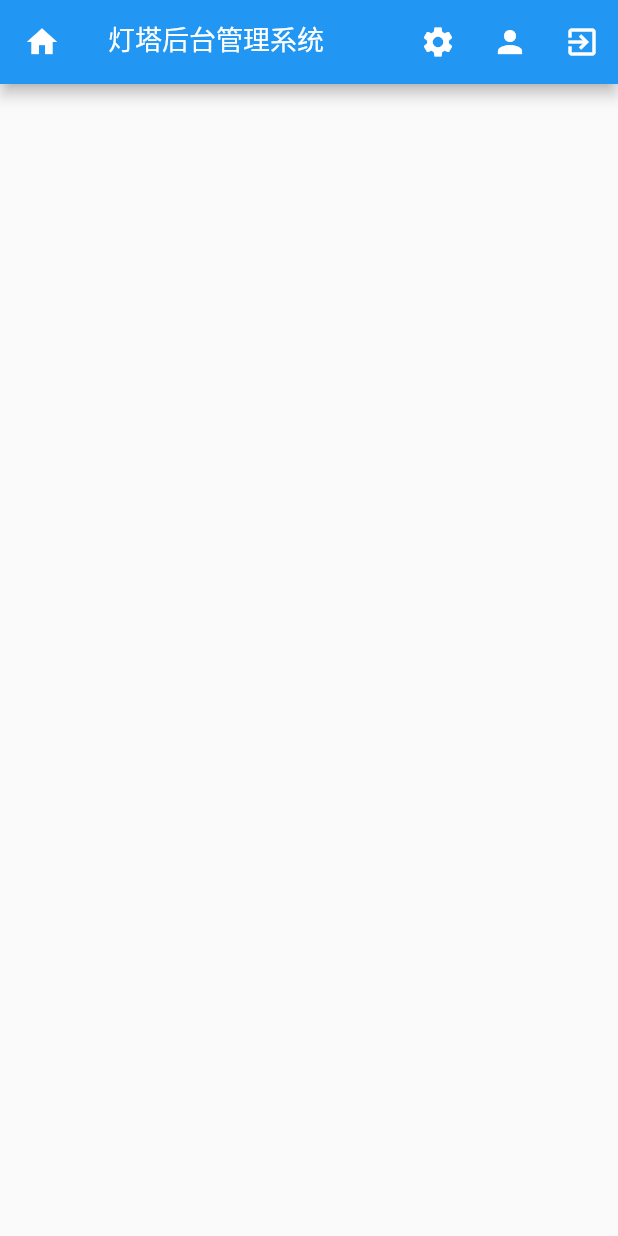
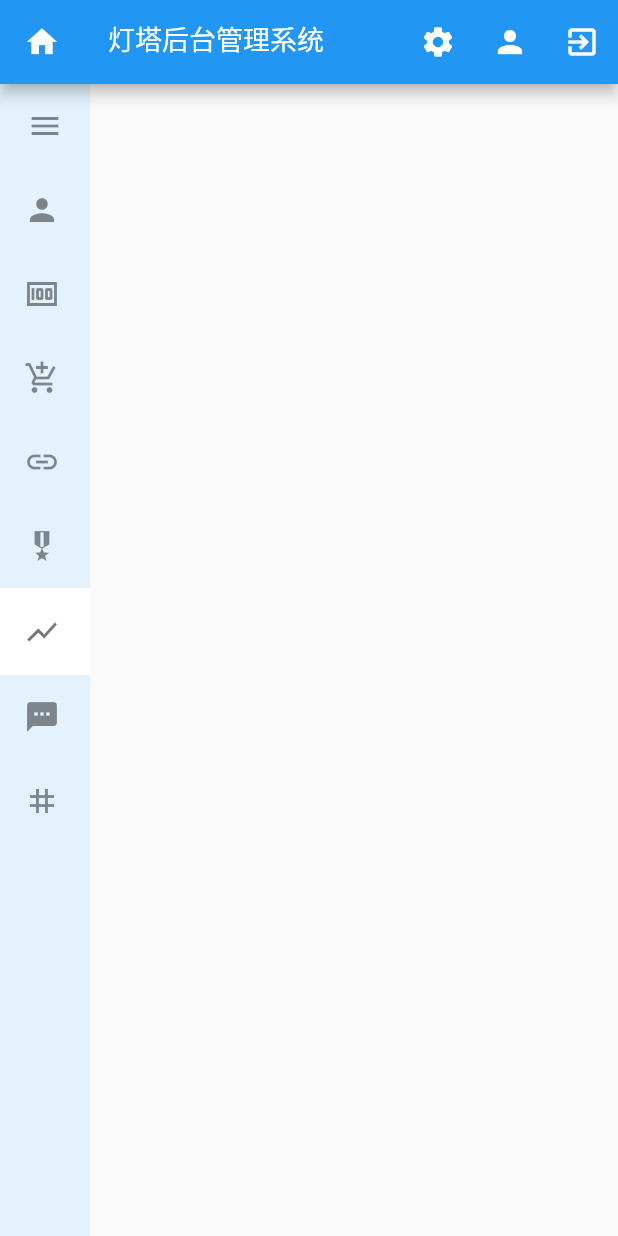
Before and after one commit to JRY1009/lighthouse_admin, a Flutter app: the MainPage screen opened by its route, on a phone screen of 412 x 824 dp. Run offline on Flutter 3.47's test engine with Material 2 defaults, Android fonts, the phone set to English and light mode, and no system bars; our stand-ins replace bot_toast, convert, decimal, dio, flutter_spinkit, get and 3 more; missing offline and left inert: encrypt; accounts and stored records are empty; statements that could not run were skipped.

Commit message:
侧边栏 main_menu

```diff
--- a/lib/l10n/intl_en.arb
+++ b/lib/l10n/intl_en.arb
@@ -28,5 +28,15 @@
   "home": "首页",
   "menu": "菜单",
   "setting": "设置",
-  "mine": "我的"
+  "mine": "我的",
+  "menuAccount": "账号",
+  "menuChain": "链信息",
+  "menuExchange": "交易所",
+  "menuFriends": "友情链接",
+  "menuMileStone": "里程碑",
+  "menuQuote": "行情",
+  "menuQuoteGlobal": "全球行情",
+  "menuQuoteTreemap": "热力图",
+  "menuSms": "短信",
+  "menuTag": "标签"
 }
--- a/lib/l10n/intl_zh_CN.arb
+++ b/lib/l10n/intl_zh_CN.arb
@@ -28,5 +28,15 @@
   "home": "首页",
   "menu": "菜单",
   "setting": "设置",
-  "mine": "我的"
+  "mine": "我的",
+  "menuAccount": "账号",
+  "menuChain": "链信息",
+  "menuExchange": "交易所",
+  "menuFriends": "友情链接",
+  "menuMileStone": "里程碑",
+  "menuQuote": "行情",
+  "menuQuoteGlobal": "全球行情",
+  "menuQuoteTreemap": "热力图",
+  "menuSms": "短信",
+  "menuTag": "标签"
 }
--- /dev/null
+++ b/lib/ui/common/widget/treemenu/menu_data.dart
@@ -0,0 +1,45 @@
+import 'dart:convert';
+
+import 'package:lighthouse_admin/ui/common/widget/treemenu/tree_data.dart';
+
+class MenuData extends TreeData {
+  String id;
+  String parentId;
+  bool checked;
+  String name;
+  String url;
+
+  MenuData({
+    this.id,
+    this.parentId,
+    this.checked,
+    this.name,
+    this.url,
+  }) : super(id, parentId);
+
+  Map<String, dynamic> toMap() {
+    return {
+      'id': id,
+      'parentId': parentId,
+      'checked': checked,
+      'name': name,
+      'url': url,
+    };
+  }
+
+  factory MenuData.fromMap(Map<String, dynamic> map) {
+    if (map == null) return null;
+
+    return MenuData(
+      id: map['id'],
+      parentId: map['parentId'],
+      checked: map['checked'],
+      name: map['name'],
+      url: map['url'],
+    );
+  }
+
+  String toJson() => json.encode(toMap());
+
+  factory MenuData.fromJson(String source) => MenuData.fromMap(json.decode(source));
+}
--- /dev/null
+++ b/lib/ui/common/widget/treemenu/tree_data.dart
@@ -0,0 +1,24 @@
+
+
+class TreeVO<T extends TreeData> {
+  TreeVO({this.data});
+
+  T data;
+
+  TreeVO<T> parent;
+
+  List<TreeVO<T>> children = [];
+
+  bool isExpanded = false;
+
+  bool checked = false;
+}
+
+class TreeData {
+
+  TreeData(this.id, this.parentId);
+
+  String id;
+  String parentId;
+  bool checked;
+}
--- /dev/null
+++ b/lib/ui/common/widget/treemenu/tree_util.dart
@@ -0,0 +1,77 @@
+
+
+import 'package:lighthouse_admin/ui/common/widget/treemenu/tree_data.dart';
+
+class TreeUtil {
+  static findChildren<T extends TreeData>(List<TreeVO<T>> list, TreeVO<T> treeVO) {
+    for (TreeVO<T> v in list) {
+      if (v.data.parentId == treeVO.data.id) {
+        treeVO.children.add(v);
+        v.parent = treeVO;
+      }
+    }
+  }
+
+  static bool findParent<T extends TreeData>(List<TreeVO<T>> list, TreeVO<T> treeVO) {
+    for (TreeVO<T> v in list) {
+      if (v.data.id == treeVO.data.parentId) {
+        v.children.add(treeVO);
+        treeVO.parent = v;
+        return true;
+      }
+      if (v.children.length > 0) {
+        if (findParent(v.children, treeVO)) {
+          return true;
+        }
+      }
+    }
+    return false;
+  }
+
+  static addTreeData<T extends TreeData>(List<TreeVO<T>> list, T treeData) {
+    TreeVO<T> treeVO = TreeVO<T>(data: treeData);
+    if (treeData.checked != null) {
+      treeVO.checked = treeData.checked;
+    }
+    findChildren(list, treeVO);
+    findParent(list, treeVO);
+    list.add(treeVO);
+  }
+
+  static List<TreeVO<T>> toTreeVOList<T extends TreeData>(List<T> data) {
+    data ??= [];
+    List<TreeVO<T>> result = [];
+    data.forEach((element) {
+      addTreeData(result, element);
+    });
+    return result.where((element) => element.data.parentId == null).toList();
+  }
+
+  static T getChecked<T extends TreeData>(List<T> data) {
+    data ??= [];
+    T checked = null;
+    data.forEach((element) {
+      if (element.checked) {
+        checked = element;
+        return;
+      }
+    });
+    return checked;
+  }
+
+  static List<TreeVO<T>> getSelected<T extends TreeData>(List<TreeVO<T>> data) {
+    if (data == null) {
+      return [];
+    }
+    var selected = <TreeVO<T>>[];
+    data.forEach((element) {
+      if (element.checked) {
+        selected.add(element);
+      }
+      if (element.children != null && element.children.length > 0) {
+        selected.addAll(getSelected(element.children));
+      }
+    });
+    return selected;
+  }
+}
--- a/lib/ui/main/page/main_page.dart
+++ b/lib/ui/main/page/main_page.dart
@@ -1,14 +1,11 @@
-import 'package:bot_toast/bot_toast.dart';
 import 'package:flutter/cupertino.dart';
 import 'package:flutter/material.dart';
 import 'package:get/get.dart';
-import 'package:lighthouse_admin/generated/l10n.dart';
-import 'package:lighthouse_admin/global/user_event_controller.dart';
 import 'package:lighthouse_admin/mvvm/base_page.dart';
 import 'package:lighthouse_admin/router/routers.dart';
 import 'package:lighthouse_admin/ui/main/viewmodel/main_model.dart';
 import 'package:lighthouse_admin/ui/main/widget/main_appbar.dart';
-import 'package:lighthouse_admin/utils/log_util.dart';
+import 'package:lighthouse_admin/ui/main/widget/main_menu.dart';
 
 class MainPage extends StatefulWidget {
   @override
@@ -42,18 +39,17 @@ class _MainPageState extends State<MainPage> with BasePageMixin<MainPage> {
       key: scaffoldKey,
       drawer: Container(width: 200, height: double.infinity, color: Colors.red),
       endDrawer: Container(width: 200, height: double.infinity, color: Colors.yellow),
-      body: Container(),
-      appBar: MainAppBar(
-        context,
-        openMenu: () {
-          scaffoldKey.currentState.openDrawer();
-        },
-        openSetting: () {
-          scaffoldKey.currentState.openEndDrawer();
-        },
-        openMine: () {
-
-        },
+      appBar: MainAppBar(context,
+        openMenu: () => scaffoldKey.currentState.openDrawer(),
+        openSetting: () => scaffoldKey.currentState.openEndDrawer(),
+        openMine: () {},
+      ),
+      body: Row(
+        crossAxisAlignment: CrossAxisAlignment.start,
+        children: <Widget>[
+          MainMenu(),
+          Container(),
+        ],
       ),
     );
   }
--- a/lib/ui/main/viewmodel/main_model.dart
+++ b/lib/ui/main/viewmodel/main_model.dart
@@ -6,6 +6,8 @@ import 'package:lighthouse_admin/router/routers.dart';
 import 'package:lighthouse_admin/utils/log_util.dart';
 
 class MainModel extends ViewStateModel {
+
+  String currentMenuId;
 
   Disposer userEventDisposer;
 
--- /dev/null
+++ b/lib/ui/main/widget/main_menu.dart
@@ -0,0 +1,137 @@
+import 'package:flutter/material.dart';
+import 'package:get/get.dart';
+import 'package:lighthouse_admin/generated/l10n.dart';
+import 'package:lighthouse_admin/res/gaps.dart';
+import 'package:lighthouse_admin/ui/common/widget/treemenu/menu_data.dart';
+import 'package:lighthouse_admin/ui/common/widget/treemenu/tree_data.dart';
+import 'package:lighthouse_admin/ui/common/widget/treemenu/tree_util.dart';
+import 'package:lighthouse_admin/ui/main/viewmodel/main_model.dart';
+import 'package:lighthouse_admin/utils/object_util.dart';
+import 'package:lighthouse_admin/utils/screen_util.dart';
+
+class MainMenu extends StatefulWidget {
+  MainMenu({
+    Key key,
+    this.onClick,
+  }) : super(key: key);
+  final Function onClick;
+
+  @override
+  _MainMenuState createState() => _MainMenuState();
+}
+
+class _MainMenuState extends State<MainMenu> {
+
+  MainModel _mainModel = Get.find<MainModel>();
+
+  bool _expanded;
+  List<MenuData> _listMenuData = [];
+
+  Map<String, IconData> iconMap = {
+    '101': Icons.person,
+    '102': Icons.money,
+    '103': Icons.add_shopping_cart,
+    '104': Icons.link,
+    '105': Icons.military_tech,
+    '106': Icons.show_chart,
+    '201': Icons.map,
+    '202': Icons.local_fire_department,
+    '107': Icons.sms,
+    '108': Icons.tag,
+  };
+
+  @override
+  void initState() {
+    super.initState();
+    _listMenuData = [
+      MenuData(id: '101', checked: true, name: S.current.menuAccount, url:''),
+      MenuData(id: '102', checked: false, name: S.current.menuChain, url:''),
+      MenuData(id: '103', checked: false, name: S.current.menuExchange, url:''),
+      MenuData(id: '104', checked: false, name: S.current.menuFriends, url:''),
+      MenuData(id: '105', checked: false, name: S.current.menuMileStone, url:''),
+      MenuData(id: '106', checked: false, name: S.current.menuQuote, url:''),
+      MenuData(id: '201', parentId: '106', checked: false, name: S.current.menuQuoteGlobal, url:''),
+      MenuData(id: '202', parentId: '106', checked: false, name: S.current.menuQuoteTreemap, url:''),
+      MenuData(id: '107', checked: false, name: S.current.menuSms, url:''),
+      MenuData(id: '108', checked: false, name: S.current.menuTag, url:''),
+    ];
+
+    _mainModel.currentMenuId ??= TreeUtil.getChecked(_listMenuData)?.id;
+  }
+
+  @override
+  Widget build(BuildContext context) {
+
+    _expanded ??= ScreenUtil.instance().screenWidth > 1000.0;
+
+    Widget menuHead = ListTile(
+      title: Icon(Icons.menu),
+      onTap: () => setState(() { _expanded = !_expanded; }),
+    );
+
+    List<Widget> menuBody = _getMenuList(TreeUtil.toTreeVOList(_listMenuData));
+
+    return SizedBox(
+      width: _expanded ? 240 : 60,
+      child: Container(
+        decoration: BoxDecoration(
+          color: Colors.blue[50],
+        ),
+        child: ListView(
+            children: [
+              menuHead,
+              ...menuBody
+            ]
+        )
+      ),
+    );
+  }
+
+  bool _isCurrentMenu(List<TreeVO<MenuData>> data) {
+    for (var treeVO in data) {
+      if (treeVO.children != null && treeVO.children.length > 0) {
+        return _isCurrentMenu(treeVO.children);
+      }
+
+      return _mainModel.currentMenuId == treeVO.data.id;
+    }
+    return false;
+  }
+
+  List<Widget> _getMenuList(List<TreeVO<MenuData>> data) {
+    if (data == null) {
+      return [];
+    }
+    List<Widget> menuList = data.map<Widget>((TreeVO<MenuData> treeVO) {
+      IconData iconData = iconMap[treeVO.data.id];
+      String name = treeVO.data.name ?? '';
+
+      if (!ObjectUtil.isEmptyList(treeVO.children)) {
+        return ExpansionTile(
+          initiallyExpanded: _isCurrentMenu(treeVO.children),
+          leading: Icon(iconData),
+          trailing: _expanded ? null : Gaps.empty,
+          backgroundColor: Colors.white,
+          collapsedBackgroundColor: Colors.white,
+          children: _getMenuList(treeVO.children),
+          title: Text(_expanded ? name : ''),
+        );
+
+      } else {
+        return ListTile(
+          tileColor: _mainModel.currentMenuId == treeVO.data.id ? Colors.blue.shade100 : Colors.white,
+          leading: Icon(iconData),
+          title: Text(_expanded ? name : ''),
+          onTap: () {
+            if (_mainModel.currentMenuId != treeVO.data.id) {
+              _mainModel.currentMenuId = treeVO.data.id;
+              setState(() {});
+            }
+          },
+        );
+      }
+    }).toList();
+
+    return menuList;
+  }
+}
--- a/lib/ui/mine/page/login_page.dart
+++ b/lib/ui/mine/page/login_page.dart
@@ -84,7 +84,7 @@ class _LoginPageState extends State<LoginPage> with BasePageMixin<LoginPage> {
   }
 
   void _jump2Register() {
-    Get.offNamed(Routers.settingPage);
+    Get.toNamed(Routers.settingPage);
   }
 
   @override
--- a/lib/ui/mine/page/setting_page.dart
+++ b/lib/ui/mine/page/setting_page.dart
@@ -27,7 +27,7 @@ class _SettingPageState extends State<SettingPage> {
   }
 
   void _jump2Register() {
-    Get.offNamed(Routers.loginPage);
+    Get.back();
   }
 
   @override
```
Also changed, not shown: lib/generated/intl/messages_en.dart, lib/generated/intl/messages_zh_CN.dart, lib/generated/l10n.dart.
